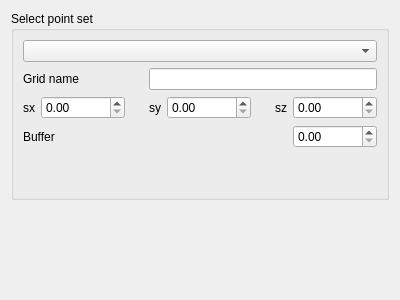
Old version of the form ui/auto_grid.ui in the repository robertorolo/LPM-Geomod_Suite.
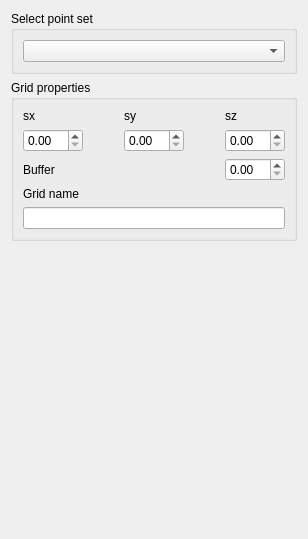
New version of the form. Custom widgets are drawn as their Qt base class.

```diff
--- a/ui/auto_grid.ui
+++ b/ui/auto_grid.ui
@@ -6,8 +6,8 @@
    <rect>
     <x>0</x>
     <y>0</y>
-    <width>400</width>
-    <height>300</height>
+    <width>308</width>
+    <height>539</height>
    </rect>
   </property>
   <property name="windowTitle">
@@ -20,7 +20,7 @@
    <string>creates a grid automatically</string>
   </property>
   <layout class="QGridLayout" name="gridLayout">
-   <item row="4" column="0">
+   <item row="7" column="0">
     <spacer name="verticalSpacer_2">
      <property name="orientation">
       <enum>Qt::Vertical</enum>
@@ -39,20 +39,7 @@
       <string>Select point set</string>
      </property>
      <layout class="QGridLayout" name="gridLayout_2">
-      <item row="5" column="5">
-       <spacer name="horizontalSpacer_2">
-        <property name="orientation">
-         <enum>Qt::Horizontal</enum>
-        </property>
-        <property name="sizeHint" stdset="0">
-         <size>
-          <width>40</width>
-          <height>20</height>
-         </size>
-        </property>
-       </spacer>
-      </item>
-      <item row="1" column="0" colspan="8">
+      <item row="0" column="1">
        <widget class="GridSelectorBasic" name="gridselectorbasic">
         <property name="sizePolicy">
          <sizepolicy hsizetype="Expanding" vsizetype="Fixed">
@@ -62,14 +49,135 @@
         </property>
        </widget>
       </item>
-      <item row="2" column="0" colspan="3">
+     </layout>
+    </widget>
+   </item>
+   <item row="3" column="0">
+    <widget class="QGroupBox" name="groupBox_2">
+     <property name="title">
+      <string>Grid properties</string>
+     </property>
+     <layout class="QGridLayout" name="gridLayout_3">
+      <item row="2" column="4">
+       <widget class="QDoubleSpinBox" name="doubleSpinBox_4">
+        <property name="sizePolicy">
+         <sizepolicy hsizetype="Fixed" vsizetype="Fixed">
+          <horstretch>0</horstretch>
+          <verstretch>0</verstretch>
+         </sizepolicy>
+        </property>
+        <property name="maximumSize">
+         <size>
+          <width>60</width>
+          <height>16777215</height>
+         </size>
+        </property>
+        <property name="maximum">
+         <double>99999999.000000000000000</double>
+        </property>
+        <property name="singleStep">
+         <double>0.100000000000000</double>
+        </property>
+       </widget>
+      </item>
+      <item row="2" column="0">
+       <widget class="QLabel" name="label_5">
+        <property name="text">
+         <string>Buffer</string>
+        </property>
+       </widget>
+      </item>
+      <item row="1" column="1">
+       <spacer name="horizontalSpacer">
+        <property name="orientation">
+         <enum>Qt::Horizontal</enum>
+        </property>
+        <property name="sizeHint" stdset="0">
+         <size>
+          <width>40</width>
+          <height>20</height>
+         </size>
+        </property>
+       </spacer>
+      </item>
+      <item row="0" column="0">
+       <widget class="QLabel" name="label_2">
+        <property name="sizePolicy">
+         <sizepolicy hsizetype="Minimum" vsizetype="Preferred">
+          <horstretch>0</horstretch>
+          <verstretch>0</verstretch>
+         </sizepolicy>
+        </property>
+        <property name="text">
+         <string>sx</string>
+        </property>
+       </widget>
+      </item>
+      <item row="1" column="0">
+       <widget class="QDoubleSpinBox" name="doubleSpinBox">
+        <property name="sizePolicy">
+         <sizepolicy hsizetype="Fixed" vsizetype="Fixed">
+          <horstretch>0</horstretch>
+          <verstretch>0</verstretch>
+         </sizepolicy>
+        </property>
+        <property name="maximumSize">
+         <size>
+          <width>60</width>
+          <height>16777215</height>
+         </size>
+        </property>
+        <property name="maximum">
+         <double>99999999.000000000000000</double>
+        </property>
+        <property name="singleStep">
+         <double>0.100000000000000</double>
+        </property>
+       </widget>
+      </item>
+      <item row="3" column="0" colspan="3">
        <widget class="QLabel" name="label">
         <property name="text">
          <string>Grid name</string>
         </property>
        </widget>
       </item>
-      <item row="2" column="3" colspan="5">
+      <item row="1" column="4">
+       <widget class="QDoubleSpinBox" name="doubleSpinBox_3">
+        <property name="sizePolicy">
+         <sizepolicy hsizetype="Fixed" vsizetype="Fixed">
+          <horstretch>0</horstretch>
+          <verstretch>0</verstretch>
+         </sizepolicy>
+        </property>
+        <property name="maximumSize">
+         <size>
+          <width>60</width>
+          <height>16777215</height>
+         </size>
+        </property>
+        <property name="maximum">
+         <double>99999999.000000000000000</double>
+        </property>
+        <property name="singleStep">
+         <double>0.100000000000000</double>
+        </property>
+       </widget>
+      </item>
+      <item row="0" column="2">
+       <widget class="QLabel" name="label_3">
+        <property name="sizePolicy">
+         <sizepolicy hsizetype="Minimum" vsizetype="Preferred">
+          <horstretch>0</horstretch>
+          <verstretch>0</verstretch>
+         </sizepolicy>
+        </property>
+        <property name="text">
+         <string>sy</string>
+        </property>
+       </widget>
+      </item>
+      <item row="4" column="0" colspan="5">
        <widget class="QLineEdit" name="lineEdit">
         <property name="sizePolicy">
          <sizepolicy hsizetype="Expanding" vsizetype="Fixed">
@@ -79,36 +187,10 @@
         </property>
        </widget>
       </item>
-      <item row="5" column="2">
-       <spacer name="horizontalSpacer">
-        <property name="orientation">
-         <enum>Qt::Horizontal</enum>
-        </property>
-        <property name="sizeHint" stdset="0">
-         <size>
-          <width>40</width>
-          <height>20</height>
-         </size>
-        </property>
-       </spacer>
-      </item>
-      <item row="7" column="4">
-       <spacer name="verticalSpacer">
-        <property name="orientation">
-         <enum>Qt::Vertical</enum>
-        </property>
-        <property name="sizeHint" stdset="0">
-         <size>
-          <width>20</width>
-          <height>40</height>
-         </size>
-        </property>
-       </spacer>
-      </item>
-      <item row="5" column="6">
+      <item row="0" column="4">
        <widget class="QLabel" name="label_4">
         <property name="sizePolicy">
-         <sizepolicy hsizetype="Fixed" vsizetype="Preferred">
+         <sizepolicy hsizetype="Minimum" vsizetype="Preferred">
           <horstretch>0</horstretch>
           <verstretch>0</verstretch>
          </sizepolicy>
@@ -118,20 +200,7 @@
         </property>
        </widget>
       </item>
-      <item row="5" column="3">
-       <widget class="QLabel" name="label_3">
-        <property name="sizePolicy">
-         <sizepolicy hsizetype="Fixed" vsizetype="Preferred">
-          <horstretch>0</horstretch>
-          <verstretch>0</verstretch>
-         </sizepolicy>
-        </property>
-        <property name="text">
-         <string>sy</string>
-        </property>
-       </widget>
-      </item>
-      <item row="5" column="4">
+      <item row="1" column="2">
        <widget class="QDoubleSpinBox" name="doubleSpinBox_2">
         <property name="sizePolicy">
          <sizepolicy hsizetype="Fixed" vsizetype="Fixed">
@@ -139,22 +208,18 @@
           <verstretch>0</verstretch>
          </sizepolicy>
         </property>
-        <property name="maximum">
-         <double>99999999.000000000000000</double>
+        <property name="minimumSize">
+         <size>
+          <width>0</width>
+          <height>0</height>
+         </size>
         </property>
-        <property name="singleStep">
-         <double>0.100000000000000</double>
+        <property name="maximumSize">
+         <size>
+          <width>60</width>
+          <height>16777215</height>
+         </size>
         </property>
-       </widget>
-      </item>
-      <item row="5" column="7">
-       <widget class="QDoubleSpinBox" name="doubleSpinBox_3">
-        <property name="sizePolicy">
-         <sizepolicy hsizetype="Fixed" vsizetype="Fixed">
-          <horstretch>0</horstretch>
-          <verstretch>0</verstretch>
-         </sizepolicy>
-        </property>
         <property name="maximum">
          <double>99999999.000000000000000</double>
         </property>
@@ -163,57 +228,18 @@
         </property>
        </widget>
       </item>
-      <item row="5" column="0">
-       <widget class="QLabel" name="label_2">
-        <property name="sizePolicy">
-         <sizepolicy hsizetype="Fixed" vsizetype="Preferred">
-          <horstretch>0</horstretch>
-          <verstretch>0</verstretch>
-         </sizepolicy>
+      <item row="1" column="3">
+       <spacer name="horizontalSpacer_2">
+        <property name="orientation">
+         <enum>Qt::Horizontal</enum>
         </property>
-        <property name="text">
-         <string>sx</string>
+        <property name="sizeHint" stdset="0">
+         <size>
+          <width>40</width>
+          <height>20</height>
+         </size>
         </property>
-       </widget>
-      </item>
-      <item row="5" column="1">
-       <widget class="QDoubleSpinBox" name="doubleSpinBox">
-        <property name="sizePolicy">
-         <sizepolicy hsizetype="Fixed" vsizetype="Fixed">
-          <horstretch>0</horstretch>
-          <verstretch>0</verstretch>
-         </sizepolicy>
-        </property>
-        <property name="maximum">
-         <double>99999999.000000000000000</double>
-        </property>
-        <property name="singleStep">
-         <double>0.100000000000000</double>
-        </property>
-       </widget>
-      </item>
-      <item row="6" column="7">
-       <widget class="QDoubleSpinBox" name="doubleSpinBox_4">
-        <property name="sizePolicy">
-         <sizepolicy hsizetype="Fixed" vsizetype="Fixed">
-          <horstretch>0</horstretch>
-          <verstretch>0</verstretch>
-         </sizepolicy>
-        </property>
-        <property name="maximum">
-         <double>99999999.000000000000000</double>
-        </property>
-        <property name="singleStep">
-         <double>0.100000000000000</double>
-        </property>
-       </widget>
-      </item>
-      <item row="6" column="0" colspan="3">
-       <widget class="QLabel" name="label_5">
-        <property name="text">
-         <string>Buffer</string>
-        </property>
-       </widget>
+       </spacer>
       </item>
      </layout>
     </widget>
```
